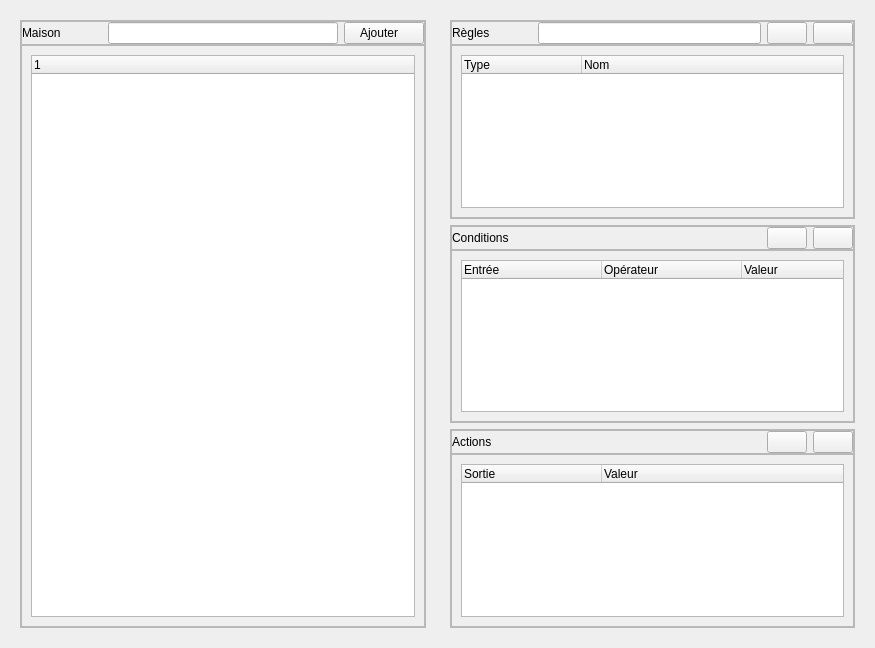
This is data/formrules.ui in calaos/calaos_installer as Qt 5 draws it before an edit. The edited form follows.
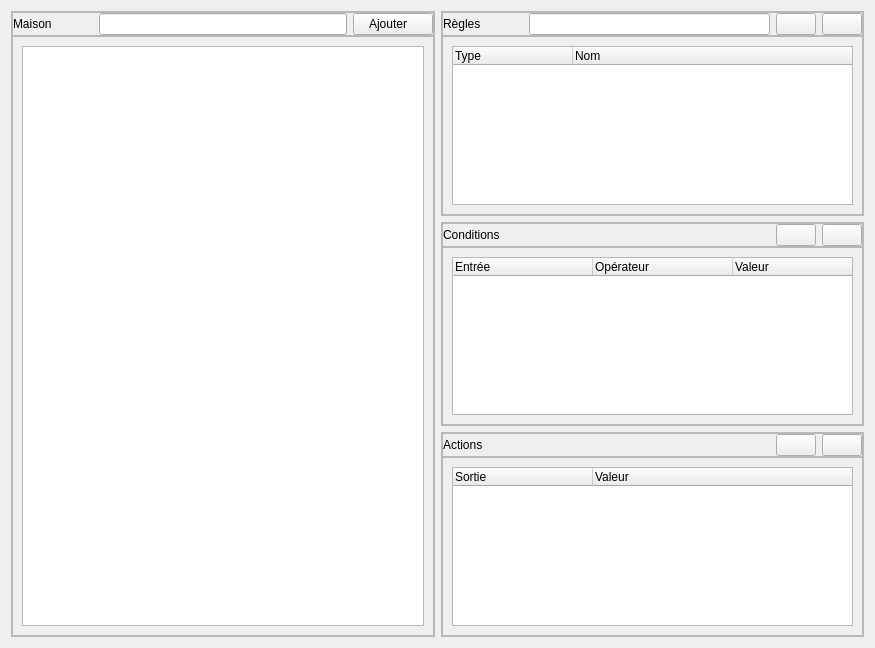
This is the edited form. Icons and pictures are not drawn. Custom widgets are drawn as their Qt base class.

Commit message: - Change theme to qtcurve by default. - Change height of QTreeWidget items - Change styling of QTreeWidgets

```diff
--- a/data/formrules.ui
+++ b/data/formrules.ui
@@ -98,6 +98,9 @@
       <enum>QFrame::Plain</enum>
      </property>
      <layout class="QVBoxLayout" name="verticalLayout_3">
+      <property name="margin">
+       <number>0</number>
+      </property>
       <item>
        <widget class="QFrame" name="frame_2">
         <property name="frameShape">
@@ -210,7 +213,7 @@
                <enum>Qt::CustomContextMenu</enum>
               </property>
               <property name="alternatingRowColors">
-               <bool>true</bool>
+               <bool>false</bool>
               </property>
               <property name="iconSize">
                <size>
@@ -224,6 +227,9 @@
               <property name="animated">
                <bool>true</bool>
               </property>
+              <attribute name="headerVisible">
+               <bool>false</bool>
+              </attribute>
               <column>
                <property name="text">
                 <string/>
@@ -255,6 +261,9 @@
       <enum>QFrame::Plain</enum>
      </property>
      <layout class="QVBoxLayout" name="verticalLayout_2">
+      <property name="margin">
+       <number>0</number>
+      </property>
       <item>
        <widget class="QFrame" name="frame_7">
         <property name="frameShape">
@@ -393,7 +402,7 @@
                <enum>Qt::CustomContextMenu</enum>
               </property>
               <property name="alternatingRowColors">
-               <bool>true</bool>
+               <bool>false</bool>
               </property>
               <property name="iconSize">
                <size>
@@ -547,7 +556,7 @@
                <enum>Qt::CustomContextMenu</enum>
               </property>
               <property name="alternatingRowColors">
-               <bool>true</bool>
+               <bool>false</bool>
               </property>
               <property name="iconSize">
                <size>
@@ -706,7 +715,7 @@
                <enum>Qt::CustomContextMenu</enum>
               </property>
               <property name="alternatingRowColors">
-               <bool>true</bool>
+               <bool>false</bool>
               </property>
               <property name="iconSize">
                <size>
```
Left out of the diff: 12 changed lines with no effect on the pictures. The commit also changes 2 other files.
